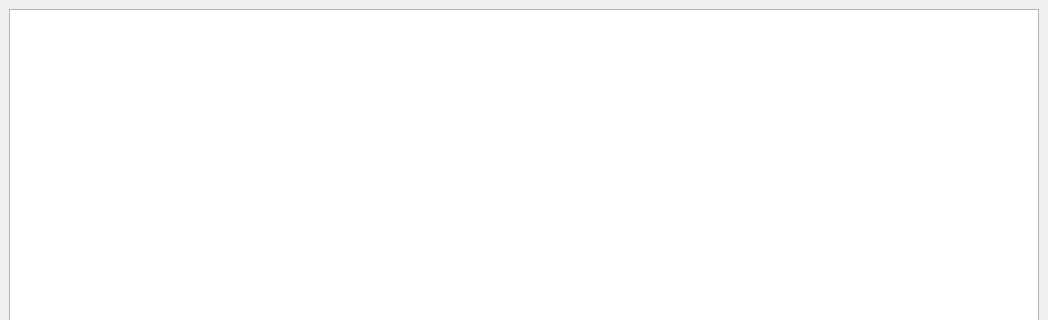
Qt form mainwindow.ui (tttgtjft/CodeEditor) before a commit; both pictures show x 0 to 1048 and y 0 to 320 of the 1048 by 620 pixel window.
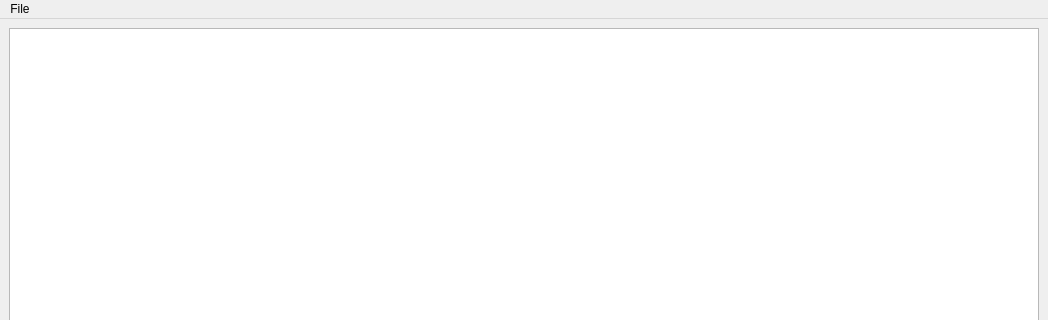
The same form after that commit. Custom widgets are drawn as their Qt base class.

The edit to the form file:
```diff
--- a/mainwindow.ui
+++ b/mainwindow.ui
@@ -16,7 +16,11 @@
   <widget class="QWidget" name="centralwidget">
    <layout class="QHBoxLayout" name="horizontalLayout">
     <item>
-     <widget class="QPlainTextEdit" name="plainTextEdit"/>
+     <widget class="CodeEditor" name="viewport">
+      <property name="enabled">
+       <bool>true</bool>
+      </property>
+     </widget>
     </item>
    </layout>
   </widget>
@@ -29,9 +33,23 @@
      <height>22</height>
     </rect>
    </property>
+   <widget class="QMenu" name="menuFile">
+    <property name="title">
+     <string>File</string>
+    </property>
+    <addaction name="actionNew_file"/>
+   </widget>
+   <addaction name="menuFile"/>
   </widget>
   <widget class="QStatusBar" name="statusbar"/>
  </widget>
+ <customwidgets>
+  <customwidget>
+   <class>CodeEditor</class>
+   <extends>QPlainTextEdit</extends>
+   <header>CodeEditor.h</header>
+  </customwidget>
+ </customwidgets>
  <resources/>
  <connections/>
 </ui>
```
Left out of the diff: 7 changed lines with no effect on the pictures.
